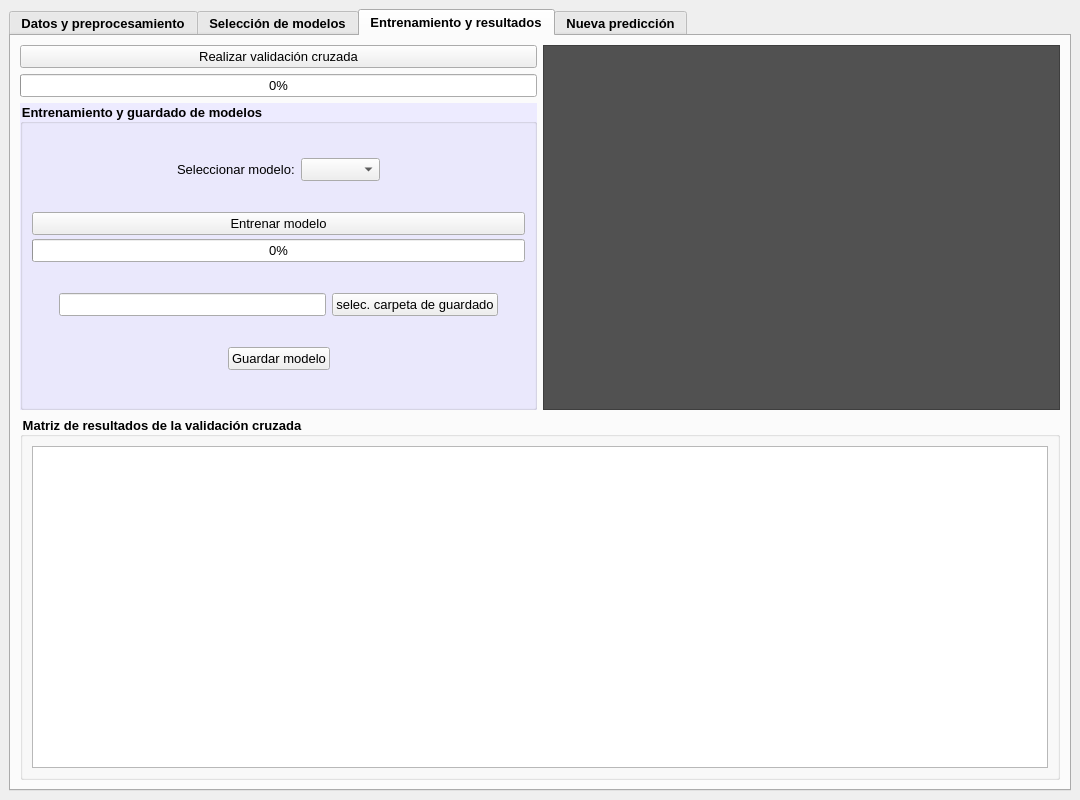
Before: the Qt Designer form Programa/src/ui/ventana_principal.ui in 10GGGGGGGGGG/Poyecto-Final-PC1, drawn with Qt 5.
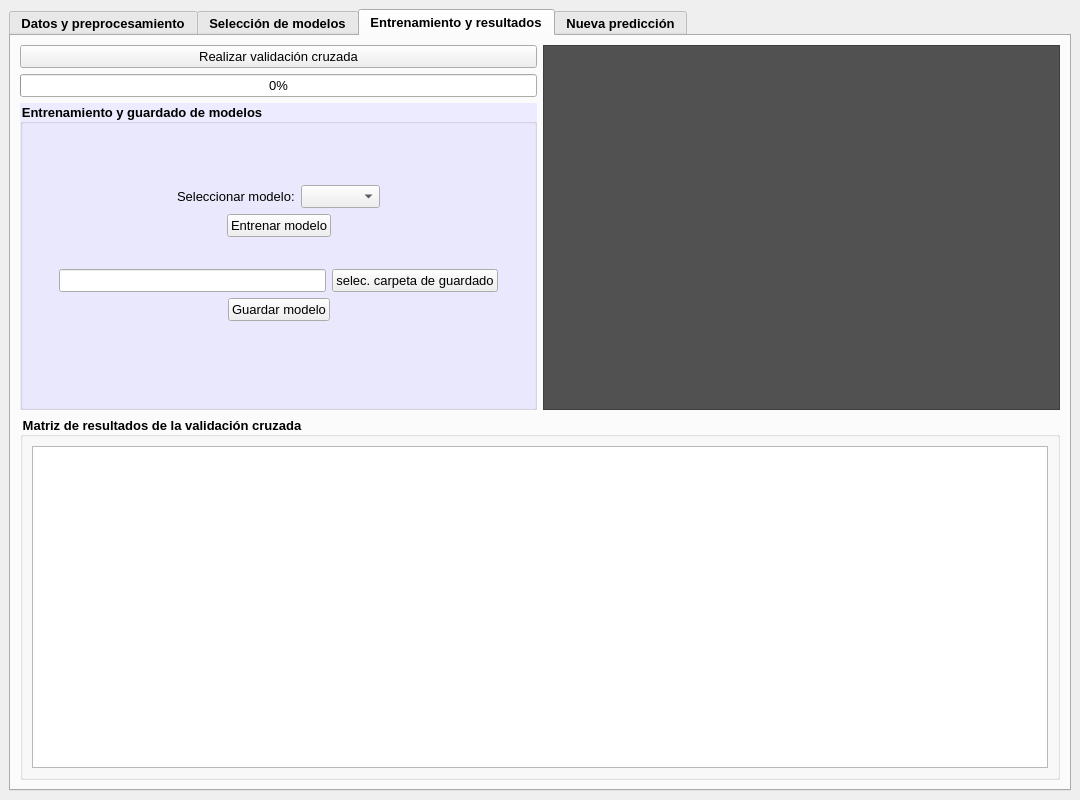
After: the same form once the commit is applied. The open tabs and pages were chosen to show the change.

What changed in the file:
```diff
--- a/Programa/src/ui/ventana_principal.ui
+++ b/Programa/src/ui/ventana_principal.ui
@@ -3188,7 +3188,20 @@
               <property name="title">
                <string>Entrenamiento y guardado de modelos</string>
               </property>
-              <layout class="QVBoxLayout" name="verticalLayout_21">
+              <layout class="QVBoxLayout" name="verticalLayout_10">
+               <item>
+                <spacer name="verticalSpacer_21">
+                 <property name="orientation">
+                  <enum>Qt::Vertical</enum>
+                 </property>
+                 <property name="sizeHint" stdset="0">
+                  <size>
+                   <width>20</width>
+                   <height>40</height>
+                  </size>
+                 </property>
+                </spacer>
+               </item>
                <item>
                 <layout class="QHBoxLayout" name="horizontalLayout_44">
                  <item>
@@ -3230,10 +3243,20 @@
                 </layout>
                </item>
                <item>
-                <layout class="QVBoxLayout" name="verticalLayout_10">
-                 <property name="spacing">
-                  <number>4</number>
-                 </property>
+                <layout class="QHBoxLayout" name="horizontalLayout_51">
+                 <item>
+                  <spacer name="horizontalSpacer_96">
+                   <property name="orientation">
+                    <enum>Qt::Horizontal</enum>
+                   </property>
+                   <property name="sizeHint" stdset="0">
+                    <size>
+                     <width>40</width>
+                     <height>20</height>
+                    </size>
+                   </property>
+                  </spacer>
+                 </item>
                  <item>
                   <widget class="QPushButton" name="pushButton">
                    <property name="text">
@@ -3242,12 +3265,55 @@
                   </widget>
                  </item>
                  <item>
-                  <widget class="QProgressBar" name="progressBar">
-                   <property name="value">
-                    <number>0</number>
+                  <spacer name="horizontalSpacer_95">
+                   <property name="orientation">
+                    <enum>Qt::Horizontal</enum>
+                   </property>
+                   <property name="sizeHint" stdset="0">
+                    <size>
+                     <width>40</width>
+                     <height>20</height>
+                    </size>
+                   </property>
+                  </spacer>
+                 </item>
+                </layout>
+               </item>
+               <item>
+                <layout class="QHBoxLayout" name="horizontalLayout_50">
+                 <item>
+                  <spacer name="horizontalSpacer_94">
+                   <property name="orientation">
+                    <enum>Qt::Horizontal</enum>
+                   </property>
+                   <property name="sizeHint" stdset="0">
+                    <size>
+                     <width>40</width>
+                     <height>20</height>
+                    </size>
+                   </property>
+                  </spacer>
+                 </item>
+                 <item>
+                  <widget class="QLabel" name="label_37">
+                   <property name="text">
+                    <string/>
                    </property>
                   </widget>
                  </item>
+                 <item>
+                  <spacer name="horizontalSpacer_93">
+                   <property name="orientation">
+                    <enum>Qt::Horizontal</enum>
+                   </property>
+                   <property name="sizeHint" stdset="0">
+                    <size>
+                     <width>40</width>
+                     <height>20</height>
+                    </size>
+                   </property>
+                  </spacer>
+                 </item>
                 </layout>
                </item>
                <item>
@@ -3327,6 +3393,56 @@
                  </item>
                 </layout>
                </item>
+               <item>
+                <layout class="QHBoxLayout" name="horizontalLayout_52">
+                 <item>
+                  <spacer name="horizontalSpacer_97">
+                   <property name="orientation">
+                    <enum>Qt::Horizontal</enum>
+                   </property>
+                   <property name="sizeHint" stdset="0">
+                    <size>
+                     <width>40</width>
+                     <height>20</height>
+                    </size>
+                   </property>
+                  </spacer>
+                 </item>
+                 <item>
+                  <widget class="QLabel" name="label_38">
+                   <property name="text">
+                    <string/>
+                   </property>
+                  </widget>
+                 </item>
+                 <item>
+                  <spacer name="horizontalSpacer_98">
+                   <property name="orientation">
+                    <enum>Qt::Horizontal</enum>
+                   </property>
+                   <property name="sizeHint" stdset="0">
+                    <size>
+                     <width>40</width>
+                     <height>20</height>
+                    </size>
+                   </property>
+                  </spacer>
+                 </item>
+                </layout>
+               </item>
+               <item>
+                <spacer name="verticalSpacer_22">
+                 <property name="orientation">
+                  <enum>Qt::Vertical</enum>
+                 </property>
+                 <property name="sizeHint" stdset="0">
+                  <size>
+                   <width>20</width>
+                   <height>40</height>
+                  </size>
+                 </property>
+                </spacer>
+               </item>
               </layout>
              </widget>
             </item>
```
Left out of the diff: 36 changed lines with no effect on the pictures.
